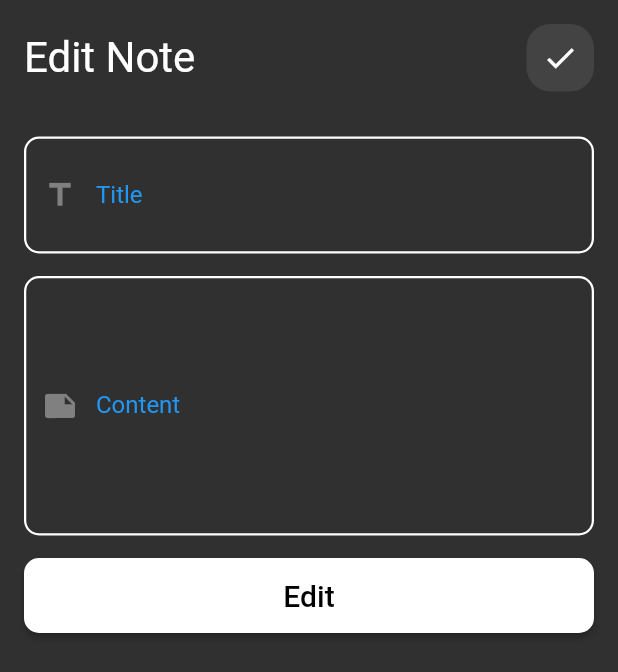
After one commit to Ahmed-elsaid-AEA/noteApp, a Flutter app: the screen it shows after launch, after a tap on "titel", on a phone screen of 412 x 824 dp. The commit adds this screen. Shown: the top 672 px of the screen. Run offline on Flutter 3.47's test engine with Material 2 defaults, Android fonts, the phone set to English and light mode, and no system bars.

Commit message:
finish Edit Note View

```diff
--- /dev/null
+++ b/lib/views/EditNoteView.dart
@@ -0,0 +1,12 @@
+import 'package:flutter/cupertino.dart';
+import 'package:flutter/material.dart';
+import 'package:note_app/views/Widgets/EditNoteViewBody.dart';
+
+class EditNoteView extends StatelessWidget {
+  const EditNoteView({super.key});
+
+  @override
+  Widget build(BuildContext context) {
+    return SafeArea(child: Scaffold(body: EditNoteViewBody()));
+  }
+}
--- a/lib/views/Widgets/CustomAppBar.dart
+++ b/lib/views/Widgets/CustomAppBar.dart
@@ -1,16 +1,20 @@
 import 'package:flutter/cupertino.dart';
+import 'package:flutter/material.dart';
 import 'package:note_app/views/Widgets/CustomSearchIcon.dart';
 
 class CustomAppBar extends StatelessWidget {
-  const CustomAppBar({super.key});
+  CustomAppBar({super.key, required this.title,required this.icon});
+
+  String? title;
+  IconData? icon;
 
   @override
   Widget build(BuildContext context) {
     return Row(
       mainAxisAlignment: MainAxisAlignment.spaceBetween,
       children: [
-       const Text('Notes', style: TextStyle(fontSize: 28)),
-        CustomSearchIcon()
+         Text(title!, style: TextStyle(fontSize: 28)),
+        CustomSearchIcon(icon:icon,)
       ],
     );
   }
--- a/lib/views/Widgets/CustomNoteITem.dart
+++ b/lib/views/Widgets/CustomNoteITem.dart
@@ -7,15 +7,18 @@ class CustomNoteITem extends StatelessWidget {
     required this.noteDate,
     required this.noteTitle,
     required this.noteText,
+    required this.onTap,
   });
 
   String? noteTitle;
   String? noteText;
   String? noteDate;
+  Function()? onTap;
 
   @override
   Widget build(BuildContext context) {
-    return Container(
+    return GestureDetector(onTap: onTap,
+      child: Container(
         decoration: BoxDecoration(
             color: Color(0xfff7cd72), borderRadius: BorderRadius.circular(16)),
         child: Column(
@@ -58,6 +61,7 @@ class CustomNoteITem extends StatelessWidget {
             )
           ],
         ),
+      ),
     );
   }
 }
--- a/lib/views/Widgets/CustomSearchIcon.dart
+++ b/lib/views/Widgets/CustomSearchIcon.dart
@@ -2,7 +2,9 @@ import 'package:flutter/cupertino.dart';
 import 'package:flutter/material.dart';
 
 class CustomSearchIcon extends StatelessWidget {
-  const CustomSearchIcon({super.key});
+  CustomSearchIcon({super.key, required this.icon});
+
+  IconData? icon;
 
   @override
   Widget build(BuildContext context) {
@@ -13,7 +15,7 @@ class CustomSearchIcon extends StatelessWidget {
         color: Colors.white.withOpacity(.09),
         borderRadius: BorderRadius.circular(16),
       ),
-      child: const Center(child: Icon(Icons.search)),
+      child: Center(child: Icon(icon)),
     );
   }
 }
--- /dev/null
+++ b/lib/views/Widgets/EditNoteViewBody.dart
@@ -0,0 +1,48 @@
+import 'package:flutter/cupertino.dart';
+import 'package:flutter/material.dart';
+import 'package:note_app/views/Widgets/CustomAppBar.dart';
+import 'package:note_app/views/Widgets/CustomFormTextField.dart';
+import 'package:note_app/views/Widgets/CustomMaterialButton.dart';
+
+class EditNoteViewBody extends StatelessWidget {
+  const EditNoteViewBody({super.key});
+
+  @override
+  Widget build(BuildContext context) {
+    return Padding(
+      padding: const EdgeInsets.all(16.0),
+      child: Column(
+        crossAxisAlignment: CrossAxisAlignment.start,
+        children: [
+          CustomAppBar(title: 'Edit Note',icon: Icons.check,),
+          SizedBox(
+            height: 30,
+          ),
+          CustomFormTextField(
+            hintText: 'Edit Your Title',
+            labelText: 'Title',
+            prefixIcon: Icons.title,
+            maxline: 2,
+            cursorColor: Colors.blue,
+            labelColor: Colors.blue,
+          ),
+          SizedBox(
+            height: 15,
+          ),
+          CustomFormTextField(
+            hintText: 'Edit Your Content',
+            labelText: 'Content',
+            maxline: 7,
+            prefixIcon: Icons.note,
+            cursorColor: Colors.blue,
+            labelColor: Colors.blue,
+          ),
+          SizedBox(
+            height: 15,
+          ),
+          CustomMaterialButton(onPressed: () {}, textButton: "Edit")
+        ],
+      ),
+    );
+  }
+}
--- a/lib/views/Widgets/NotesViewBody.dart
+++ b/lib/views/Widgets/NotesViewBody.dart
@@ -1,5 +1,6 @@
 import 'package:flutter/cupertino.dart';
 import 'package:flutter/material.dart';
+import 'package:note_app/views/EditNoteView.dart';
 import 'package:note_app/views/Widgets/AddNoteBottomSheet.dart';
 import 'package:note_app/views/Widgets/CustomAppBar.dart';
 import 'package:note_app/views/Widgets/CustomNoteITem.dart';
@@ -29,13 +30,16 @@ class NotesViewBody extends StatelessWidget {
           padding: const EdgeInsets.symmetric(horizontal: 16, vertical: 8),
           child: Column(
             children: [
-              CustomAppBar(),
+              CustomAppBar(title: 'Notes',icon: Icons.search,),
               SizedBox(
                 height: 40,
               ),
               Expanded(
                 child: ListView.separated(
                     itemBuilder: (context, index) => CustomNoteITem(
+                          onTap: () {
+                            Navigator.push(context, MaterialPageRoute(builder: (context) => EditNoteView(),));
+                          },
                           noteDate: DateTime.now().toString().substring(0, 11),
                           noteText: 'text',
                           noteTitle: 'titel',
```
Lines whose indentation alone changed are shown as unchanged.
